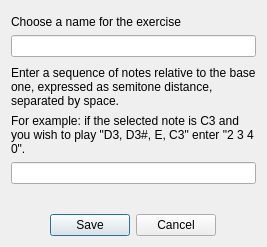
Old version of the form src/warmuppy/ui/dialogs/exerciseeditwindow.ui in the repository xstasi/warmuppy.
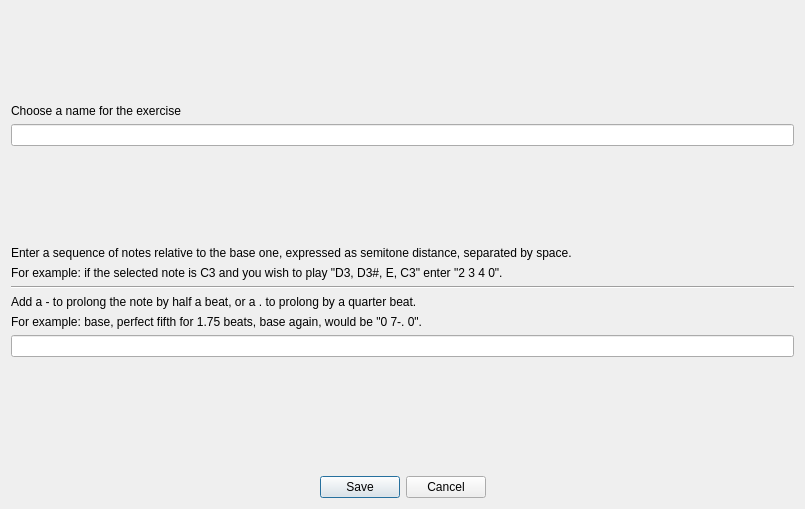
New version of the form.

Commit message: Add variable length for played notes

The edit to the form file:
```diff
--- a/src/warmuppy/ui/dialogs/exerciseeditwindow.ui
+++ b/src/warmuppy/ui/dialogs/exerciseeditwindow.ui
@@ -6,8 +6,8 @@
    <rect>
     <x>0</x>
     <y>0</y>
-    <width>267</width>
-    <height>247</height>
+    <width>805</width>
+    <height>509</height>
    </rect>
   </property>
   <property name="windowTitle">
@@ -75,6 +75,27 @@
        </property>
       </widget>
      </item>
+     <item>
+      <widget class="Line" name="line">
+       <property name="orientation">
+        <enum>Qt::Horizontal</enum>
+       </property>
+      </widget>
+     </item>
+     <item>
+      <widget class="QLabel" name="labelText3">
+       <property name="text">
+        <string>Add a - to prolong the note by half a beat, or a . to prolong by a quarter beat.</string>
+       </property>
+      </widget>
+     </item>
+     <item>
+      <widget class="QLabel" name="label">
+       <property name="text">
+        <string>For example: base, perfect fifth for 1.75 beats, base again, would be &quot;0 7-. 0&quot;.</string>
+       </property>
+      </widget>
+     </item>
      <item>
       <widget class="QLineEdit" name="textEdit"/>
      </item>
```
The commit also changes 9 other files.
